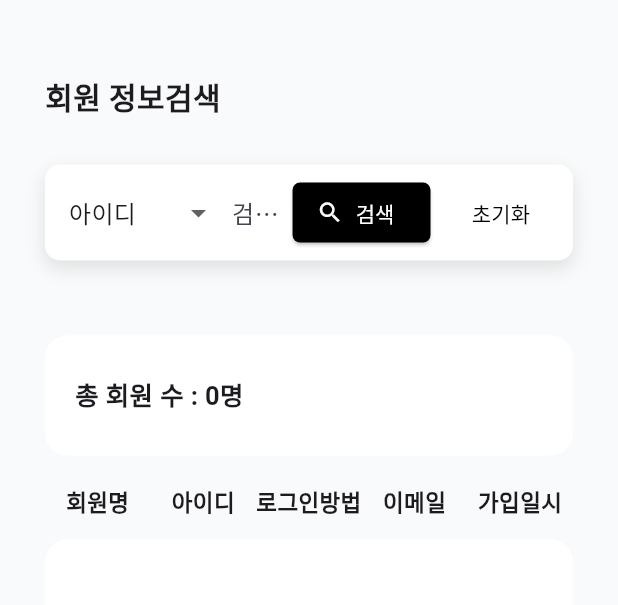
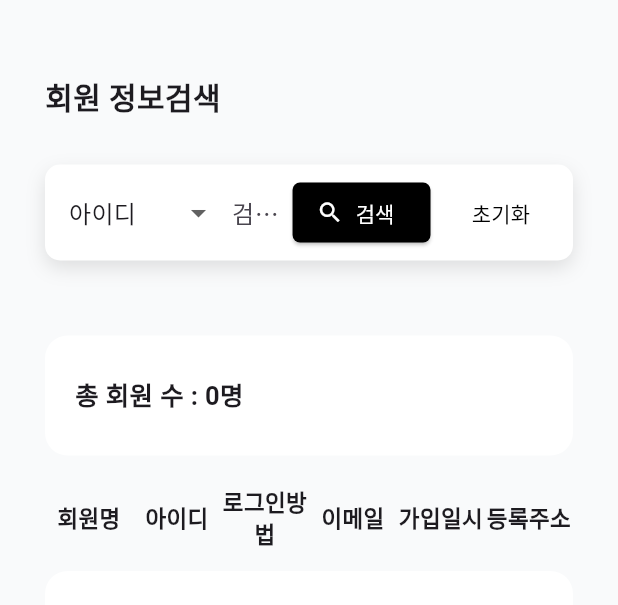
Before and after one commit to donghun-ha/SUmartPick, a Flutter app: the screen it shows after launch, after a tap on "회원검색", on a phone screen of 412 x 824 dp, the part 62-667 px from its top. Run offline on Flutter 3.47's test engine with Material 3 defaults, Android fonts, the phone set to English and light mode, and no system bars; our stand-ins replace file_picker, firebase_core, get, responsive_framework; accounts and stored records are empty; network calls fail; statements that could not run were skipped.

Commit message:
차트 수정 중간

```diff
--- a/sumartpick_web/lib/view/Dashboard.dart
+++ b/sumartpick_web/lib/view/Dashboard.dart
@@ -758,6 +758,67 @@ getJSONOrderData();
                             color: const Color.fromARGB(255, 14, 101, 171),
                           ),
                         ),
+                        // -------------Chart---------------
+                        const Text(
+                          "차트",
+                          style: TextStyle(
+                            fontSize: 18,
+                          ),
+                          textAlign: TextAlign.center,
+                          ),
+                      ],
+                    ),
+                  ],
+                ),
+              ),
+              // ------------------차트 그리는 부분--------------------
+              SingleChildScrollView(
+                scrollDirection: Axis.horizontal,
+                child: Row(
+                  children: [
+                    Container(
+                      width: 800,
+                      height: 600,
+                      decoration: BoxDecoration(
+                            color: Colors.white, // 배경색
+                            border: Border.all(
+                              color: const Color.fromARGB(255, 199, 199, 199), // 외곽선 색상
+                              width: 1.0, // 외곽선 두께
+                            ),
+                            ),
+                    ),
+                    Padding(
+                      padding: const EdgeInsets.fromLTRB(15, 0, 0, 0),
+                      child: Container(
+                        width: 800,
+                        height: 600,
+                        decoration: BoxDecoration(
+                              color: Colors.white, // 배경색
+                              border: Border.all(
+                                color: const Color.fromARGB(255, 199, 199, 199), // 외곽선 색상
+                                width: 1.0, // 외곽선 두께
+                              ),
+                              ),
+                      ),
+                    ),
+                  ],
+                ),
+              ),
+              Padding(
+                padding: const EdgeInsets.fromLTRB(0, 30, 0, 10),
+                child: Row(
+                  mainAxisAlignment: MainAxisAlignment.spaceBetween,
+                  children: [
+                    Row(
+                      children: [
+                        Padding(
+                          padding: const EdgeInsets.fromLTRB(0, 0, 5, 0),
+                          child: Container(
+                            width: 5,
+                            height: 18,
+                            color: const Color.fromARGB(255, 14, 101, 171),
+                          ),
+                        ),
                         const Text(
                           "최근 주문내역",
                           style: TextStyle(
@@ -877,6 +938,7 @@ getJSONOrderData();
                     DataColumn(label: Text('이름')),
                     DataColumn(label: Text('이메일')),
                     DataColumn(label: Text('가입일시')),
+                    DataColumn(label: Text('등록주소')),
                   ],
                   rows: recentlyRegistered.map((row) {
             return DataRow(
--- a/sumartpick_web/lib/view/Userpage.dart
+++ b/sumartpick_web/lib/view/Userpage.dart
@@ -33,7 +33,7 @@ class _UserpageState extends State<Userpage> {
     members = [];
     filteredMembers = [];
     // key
-    keys = ["아이디", "로그인방법", "회원명", "이메일", "가입일시"];
+    keys = ["아이디", "로그인방법", "회원명", "이메일", "가입일시", "등록주소"];
 
     selectedFilter = "아이디";
     searchController = TextEditingController();
@@ -318,6 +318,16 @@ class _UserpageState extends State<Userpage> {
                         textAlign: TextAlign.center,
                         ),
                       ),
+                      Expanded(
+                        child: Text(
+                        '등록주소',
+                        style: TextStyle(
+                          fontSize: 15,
+                          fontWeight: FontWeight.bold
+                        ),
+                        textAlign: TextAlign.center,
+                        ),
+                      ),
                   ],
                 ),
               ),
@@ -369,6 +379,12 @@ class _UserpageState extends State<Userpage> {
                                 textAlign: TextAlign.center,
                                 ),
                             ),
+                            Expanded(
+                              child: Text(
+                                "${member['등록주소']}",
+                                textAlign: TextAlign.center,
+                                ),
+                            ),
                           ],
                         ),
                       );
```
